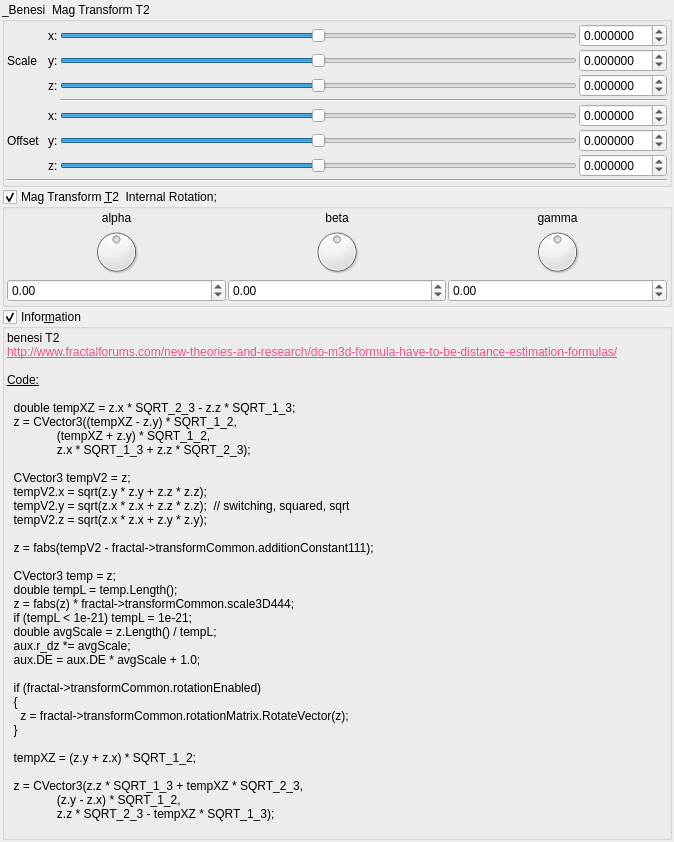
This is mandelbulber2/qt_data/fractal_transf_benesi_T2.ui in buddhi1980/mandelbulber2 as Qt 5 draws it before an edit. The edited form follows.
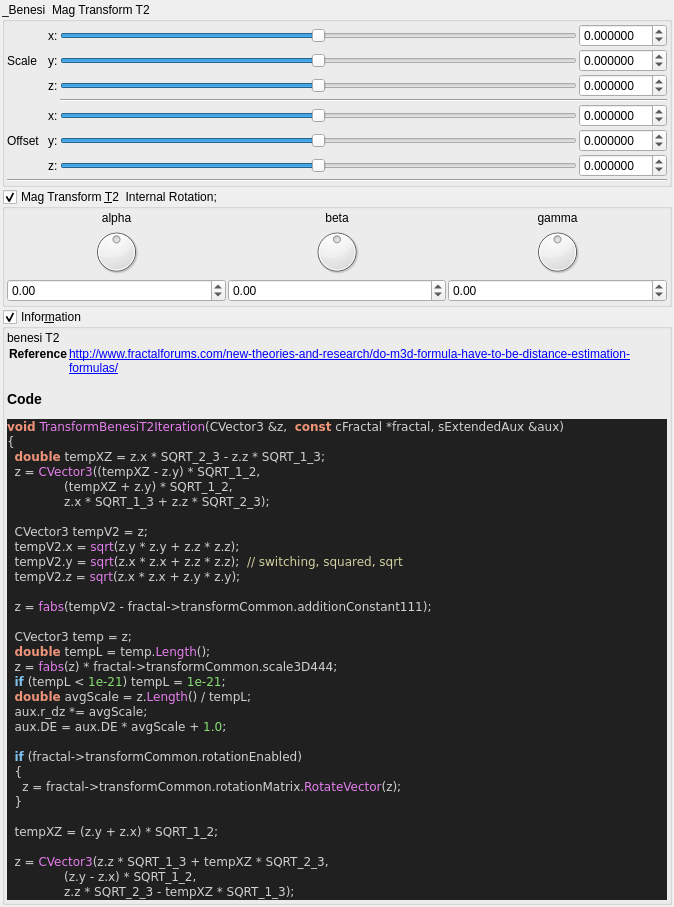
This is the edited form. Custom widgets are drawn as their Qt base class.

Commit message:
added all transforms information boxes
now all formulas can be parsed.

@buddhi do you got a reference for Xenodreambuie formula?

Patch:
```diff
--- a/mandelbulber2/qt_data/fractal_transf_benesi_T2.ui
+++ b/mandelbulber2/qt_data/fractal_transf_benesi_T2.ui
@@ -653,46 +653,55 @@
       <item>
        <widget class="QLabel" name="label_4">
         <property name="text">
-         <string>&lt;!DOCTYPE HTML PUBLIC &quot;-//W3C//DTD HTML 4.0//EN&quot; &quot;http://www.w3.org/TR/REC-html40/strict.dtd&quot;&gt;
-&lt;html&gt;&lt;head&gt;&lt;meta name=&quot;qrichtext&quot; content=&quot;1&quot; /&gt;&lt;style type=&quot;text/css&quot;&gt;
-p, li { white-space: pre-wrap; }
-&lt;/style&gt;&lt;/head&gt;&lt;body&gt;
-&lt;p style=&quot; margin-top:0px; margin-bottom:0px; margin-left:0px; margin-right:0px; -qt-block-indent:0; text-indent:0px;&quot;&gt;benesi T2&lt;/p&gt;
-&lt;p style=&quot; margin-top:0px; margin-bottom:0px; margin-left:0px; margin-right:0px; -qt-block-indent:0; text-indent:0px;&quot;&gt;&lt;a href=&quot;http://www.fractalforums.com/new-theories-and-research/do-m3d-formula-have-to-be-distance-estimation-formulas/&quot;&gt;&lt;span style=&quot; text-decoration: underline; color:#e85290;&quot;&gt;http://www.fractalforums.com/new-theories-and-research/do-m3d-formula-have-to-be-distance-estimation-formulas/&lt;/span&gt;&lt;/a&gt;&lt;/p&gt;
-&lt;p style=&quot;-qt-paragraph-type:empty; margin-top:0px; margin-bottom:0px; margin-left:0px; margin-right:0px; -qt-block-indent:0; text-indent:0px;&quot;&gt;&lt;br /&gt;&lt;/p&gt;
-&lt;p style=&quot; margin-top:0px; margin-bottom:0px; margin-left:0px; margin-right:0px; -qt-block-indent:0; text-indent:0px;&quot;&gt;&lt;span style=&quot; text-decoration: underline;&quot;&gt;Code:&lt;/span&gt;&lt;/p&gt;
-&lt;p style=&quot;-qt-paragraph-type:empty; margin-top:0px; margin-bottom:0px; margin-left:0px; margin-right:0px; -qt-block-indent:0; text-indent:0px; text-decoration: underline;&quot;&gt;&lt;br /&gt;&lt;/p&gt;
-&lt;p style=&quot; margin-top:0px; margin-bottom:0px; margin-left:0px; margin-right:0px; -qt-block-indent:0; text-indent:0px;&quot;&gt;  double tempXZ = z.x * SQRT_2_3 - z.z * SQRT_1_3;&lt;/p&gt;
-&lt;p style=&quot; margin-top:0px; margin-bottom:0px; margin-left:0px; margin-right:0px; -qt-block-indent:0; text-indent:0px;&quot;&gt;  z = CVector3((tempXZ - z.y) * SQRT_1_2,&lt;/p&gt;
-&lt;p style=&quot; margin-top:0px; margin-bottom:0px; margin-left:0px; margin-right:0px; -qt-block-indent:0; text-indent:0px;&quot;&gt;               (tempXZ + z.y) * SQRT_1_2,&lt;/p&gt;
-&lt;p style=&quot; margin-top:0px; margin-bottom:0px; margin-left:0px; margin-right:0px; -qt-block-indent:0; text-indent:0px;&quot;&gt;               z.x * SQRT_1_3 + z.z * SQRT_2_3);&lt;/p&gt;
-&lt;p style=&quot;-qt-paragraph-type:empty; margin-top:0px; margin-bottom:0px; margin-left:0px; margin-right:0px; -qt-block-indent:0; text-indent:0px;&quot;&gt;&lt;br /&gt;&lt;/p&gt;
-&lt;p style=&quot; margin-top:0px; margin-bottom:0px; margin-left:0px; margin-right:0px; -qt-block-indent:0; text-indent:0px;&quot;&gt;  CVector3 tempV2 = z;&lt;/p&gt;
-&lt;p style=&quot; margin-top:0px; margin-bottom:0px; margin-left:0px; margin-right:0px; -qt-block-indent:0; text-indent:0px;&quot;&gt;  tempV2.x = sqrt(z.y * z.y + z.z * z.z);&lt;/p&gt;
-&lt;p style=&quot; margin-top:0px; margin-bottom:0px; margin-left:0px; margin-right:0px; -qt-block-indent:0; text-indent:0px;&quot;&gt;  tempV2.y = sqrt(z.x * z.x + z.z * z.z);  // switching, squared, sqrt&lt;/p&gt;
-&lt;p style=&quot; margin-top:0px; margin-bottom:0px; margin-left:0px; margin-right:0px; -qt-block-indent:0; text-indent:0px;&quot;&gt;  tempV2.z = sqrt(z.x * z.x + z.y * z.y);&lt;/p&gt;
-&lt;p style=&quot;-qt-paragraph-type:empty; margin-top:0px; margin-bottom:0px; margin-left:0px; margin-right:0px; -qt-block-indent:0; text-indent:0px;&quot;&gt;&lt;br /&gt;&lt;/p&gt;
-&lt;p style=&quot; margin-top:0px; margin-bottom:0px; margin-left:0px; margin-right:0px; -qt-block-indent:0; text-indent:0px;&quot;&gt;  z = fabs(tempV2 - fractal-&amp;gt;transformCommon.additionConstant111);&lt;/p&gt;
-&lt;p style=&quot;-qt-paragraph-type:empty; margin-top:0px; margin-bottom:0px; margin-left:0px; margin-right:0px; -qt-block-indent:0; text-indent:0px;&quot;&gt;&lt;br /&gt;&lt;/p&gt;
-&lt;p style=&quot; margin-top:0px; margin-bottom:0px; margin-left:0px; margin-right:0px; -qt-block-indent:0; text-indent:0px;&quot;&gt;  CVector3 temp = z;&lt;/p&gt;
-&lt;p style=&quot; margin-top:0px; margin-bottom:0px; margin-left:0px; margin-right:0px; -qt-block-indent:0; text-indent:0px;&quot;&gt;  double tempL = temp.Length();&lt;/p&gt;
-&lt;p style=&quot; margin-top:0px; margin-bottom:0px; margin-left:0px; margin-right:0px; -qt-block-indent:0; text-indent:0px;&quot;&gt;  z = fabs(z) * fractal-&amp;gt;transformCommon.scale3D444;&lt;/p&gt;
-&lt;p style=&quot; margin-top:0px; margin-bottom:0px; margin-left:0px; margin-right:0px; -qt-block-indent:0; text-indent:0px;&quot;&gt;  if (tempL &amp;lt; 1e-21) tempL = 1e-21;&lt;/p&gt;
-&lt;p style=&quot; margin-top:0px; margin-bottom:0px; margin-left:0px; margin-right:0px; -qt-block-indent:0; text-indent:0px;&quot;&gt;  double avgScale = z.Length() / tempL;&lt;/p&gt;
-&lt;p style=&quot; margin-top:0px; margin-bottom:0px; margin-left:0px; margin-right:0px; -qt-block-indent:0; text-indent:0px;&quot;&gt;  aux.r_dz *= avgScale;&lt;/p&gt;
-&lt;p style=&quot; margin-top:0px; margin-bottom:0px; margin-left:0px; margin-right:0px; -qt-block-indent:0; text-indent:0px;&quot;&gt;  aux.DE = aux.DE * avgScale + 1.0;&lt;/p&gt;
-&lt;p style=&quot;-qt-paragraph-type:empty; margin-top:0px; margin-bottom:0px; margin-left:0px; margin-right:0px; -qt-block-indent:0; text-indent:0px;&quot;&gt;&lt;br /&gt;&lt;/p&gt;
-&lt;p style=&quot; margin-top:0px; margin-bottom:0px; margin-left:0px; margin-right:0px; -qt-block-indent:0; text-indent:0px;&quot;&gt;  if (fractal-&amp;gt;transformCommon.rotationEnabled)&lt;/p&gt;
-&lt;p style=&quot; margin-top:0px; margin-bottom:0px; margin-left:0px; margin-right:0px; -qt-block-indent:0; text-indent:0px;&quot;&gt;  {&lt;/p&gt;
-&lt;p style=&quot; margin-top:0px; margin-bottom:0px; margin-left:0px; margin-right:0px; -qt-block-indent:0; text-indent:0px;&quot;&gt;    z = fractal-&amp;gt;transformCommon.rotationMatrix.RotateVector(z);&lt;/p&gt;
-&lt;p style=&quot; margin-top:0px; margin-bottom:0px; margin-left:0px; margin-right:0px; -qt-block-indent:0; text-indent:0px;&quot;&gt;  }&lt;/p&gt;
-&lt;p style=&quot;-qt-paragraph-type:empty; margin-top:0px; margin-bottom:0px; margin-left:0px; margin-right:0px; -qt-block-indent:0; text-indent:0px;&quot;&gt;&lt;br /&gt;&lt;/p&gt;
-&lt;p style=&quot; margin-top:0px; margin-bottom:0px; margin-left:0px; margin-right:0px; -qt-block-indent:0; text-indent:0px;&quot;&gt;  tempXZ = (z.y + z.x) * SQRT_1_2;&lt;/p&gt;
-&lt;p style=&quot;-qt-paragraph-type:empty; margin-top:0px; margin-bottom:0px; margin-left:0px; margin-right:0px; -qt-block-indent:0; text-indent:0px;&quot;&gt;&lt;br /&gt;&lt;/p&gt;
-&lt;p style=&quot; margin-top:0px; margin-bottom:0px; margin-left:0px; margin-right:0px; -qt-block-indent:0; text-indent:0px;&quot;&gt;  z = CVector3(z.z * SQRT_1_3 + tempXZ * SQRT_2_3,&lt;/p&gt;
-&lt;p style=&quot; margin-top:0px; margin-bottom:0px; margin-left:0px; margin-right:0px; -qt-block-indent:0; text-indent:0px;&quot;&gt;               (z.y - z.x) * SQRT_1_2,&lt;/p&gt;
-&lt;p style=&quot; margin-top:0px; margin-bottom:0px; margin-left:0px; margin-right:0px; -qt-block-indent:0; text-indent:0px;&quot;&gt;               z.z * SQRT_2_3 - tempXZ * SQRT_1_3);&lt;/p&gt;
-&lt;p style=&quot;-qt-paragraph-type:empty; margin-top:0px; margin-bottom:0px; margin-left:0px; margin-right:0px; -qt-block-indent:0; text-indent:0px;&quot;&gt;&lt;br /&gt;&lt;/p&gt;&lt;/body&gt;&lt;/html&gt;</string>
+         <string>&lt;p&gt;benesi T2&lt;/p&gt;&lt;table&gt;
+&lt;tr&gt;&lt;th&gt;Reference&lt;/th&gt;&lt;td&gt;&lt;a href=&quot;http://www.fractalforums.com/new-theories-and-research/do-m3d-formula-have-to-be-distance-estimation-formulas/&quot;&gt;http://www.fractalforums.com/new-theories-and-research/do-m3d-formula-have-to-be-distance-estimation-formulas/&lt;/a&gt;&lt;/td&gt;&lt;/tr&gt;
+&lt;/table&gt;
+&lt;h3&gt;Code&lt;/h3&gt;
+&lt;!DOCTYPE HTML PUBLIC &quot;-//W3C//DTD HTML 4.0 Transitional//EN&quot;&gt;
+&lt;html&gt;
+&lt;head&gt;
+&lt;meta http-equiv=&quot;content-type&quot; content=&quot;text/html; charset=ISO-8859-1&quot;&gt;
+&lt;title&gt;Source file&lt;/title&gt;
+&lt;/head&gt;
+&lt;body style=&quot;background-color:#202020&quot;&gt;
+&lt;pre style=&quot;color:#d0d0d0; background-color:#202020;  font-family:'Courier New';&quot;&gt;&lt;span style=&quot;color:#f09479; font-weight:bold&quot;&gt;void&lt;/span&gt; &lt;span style=&quot;color:#e47eed&quot;&gt;TransformBenesiT2Iteration&lt;/span&gt;&lt;span style=&quot;color:#d0d0d0&quot;&gt;(&lt;/span&gt;CVector3 &lt;span style=&quot;color:#d0d0d0&quot;&gt;&amp;amp;&lt;/span&gt;z&lt;span style=&quot;color:#d0d0d0&quot;&gt;,&lt;/span&gt;  &lt;span style=&quot;color:#f09479; font-weight:bold&quot;&gt;const&lt;/span&gt; cFractal &lt;span style=&quot;color:#d0d0d0&quot;&gt;*&lt;/span&gt;fractal&lt;span style=&quot;color:#d0d0d0&quot;&gt;,&lt;/span&gt; sExtendedAux &lt;span style=&quot;color:#d0d0d0&quot;&gt;&amp;amp;&lt;/span&gt;aux&lt;span style=&quot;color:#d0d0d0&quot;&gt;)&lt;/span&gt;
+&lt;span style=&quot;color:#d0d0d0&quot;&gt;{&lt;/span&gt;
+  &lt;span style=&quot;color:#f09479; font-weight:bold&quot;&gt;double&lt;/span&gt; tempXZ &lt;span style=&quot;color:#d0d0d0&quot;&gt;=&lt;/span&gt; z&lt;span style=&quot;color:#d0d0d0&quot;&gt;.&lt;/span&gt;x &lt;span style=&quot;color:#d0d0d0&quot;&gt;*&lt;/span&gt; SQRT_2_3 &lt;span style=&quot;color:#d0d0d0&quot;&gt;-&lt;/span&gt; z&lt;span style=&quot;color:#d0d0d0&quot;&gt;.&lt;/span&gt;z &lt;span style=&quot;color:#d0d0d0&quot;&gt;*&lt;/span&gt; SQRT_1_3&lt;span style=&quot;color:#d0d0d0&quot;&gt;;&lt;/span&gt;
+  z &lt;span style=&quot;color:#d0d0d0&quot;&gt;=&lt;/span&gt; &lt;span style=&quot;color:#e47eed&quot;&gt;CVector3&lt;/span&gt;&lt;span style=&quot;color:#d0d0d0&quot;&gt;((&lt;/span&gt;tempXZ &lt;span style=&quot;color:#d0d0d0&quot;&gt;-&lt;/span&gt; z&lt;span style=&quot;color:#d0d0d0&quot;&gt;.&lt;/span&gt;y&lt;span style=&quot;color:#d0d0d0&quot;&gt;) *&lt;/span&gt; SQRT_1_2&lt;span style=&quot;color:#d0d0d0&quot;&gt;,&lt;/span&gt;
+               &lt;span style=&quot;color:#d0d0d0&quot;&gt;(&lt;/span&gt;tempXZ &lt;span style=&quot;color:#d0d0d0&quot;&gt;+&lt;/span&gt; z&lt;span style=&quot;color:#d0d0d0&quot;&gt;.&lt;/span&gt;y&lt;span style=&quot;color:#d0d0d0&quot;&gt;) *&lt;/span&gt; SQRT_1_2&lt;span style=&quot;color:#d0d0d0&quot;&gt;,&lt;/span&gt;
+               z&lt;span style=&quot;color:#d0d0d0&quot;&gt;.&lt;/span&gt;x &lt;span style=&quot;color:#d0d0d0&quot;&gt;*&lt;/span&gt; SQRT_1_3 &lt;span style=&quot;color:#d0d0d0&quot;&gt;+&lt;/span&gt; z&lt;span style=&quot;color:#d0d0d0&quot;&gt;.&lt;/span&gt;z &lt;span style=&quot;color:#d0d0d0&quot;&gt;*&lt;/span&gt; SQRT_2_3&lt;span style=&quot;color:#d0d0d0&quot;&gt;);&lt;/span&gt;
+
+  CVector3 tempV2 &lt;span style=&quot;color:#d0d0d0&quot;&gt;=&lt;/span&gt; z&lt;span style=&quot;color:#d0d0d0&quot;&gt;;&lt;/span&gt;
+  tempV2&lt;span style=&quot;color:#d0d0d0&quot;&gt;.&lt;/span&gt;x &lt;span style=&quot;color:#d0d0d0&quot;&gt;=&lt;/span&gt; &lt;span style=&quot;color:#e47eed&quot;&gt;sqrt&lt;/span&gt;&lt;span style=&quot;color:#d0d0d0&quot;&gt;(&lt;/span&gt;z&lt;span style=&quot;color:#d0d0d0&quot;&gt;.&lt;/span&gt;y &lt;span style=&quot;color:#d0d0d0&quot;&gt;*&lt;/span&gt; z&lt;span style=&quot;color:#d0d0d0&quot;&gt;.&lt;/span&gt;y &lt;span style=&quot;color:#d0d0d0&quot;&gt;+&lt;/span&gt; z&lt;span style=&quot;color:#d0d0d0&quot;&gt;.&lt;/span&gt;z &lt;span style=&quot;color:#d0d0d0&quot;&gt;*&lt;/span&gt; z&lt;span style=&quot;color:#d0d0d0&quot;&gt;.&lt;/span&gt;z&lt;span style=&quot;color:#d0d0d0&quot;&gt;);&lt;/span&gt;
+  tempV2&lt;span style=&quot;color:#d0d0d0&quot;&gt;.&lt;/span&gt;y &lt;span style=&quot;color:#d0d0d0&quot;&gt;=&lt;/span&gt; &lt;span style=&quot;color:#e47eed&quot;&gt;sqrt&lt;/span&gt;&lt;span style=&quot;color:#d0d0d0&quot;&gt;(&lt;/span&gt;z&lt;span style=&quot;color:#d0d0d0&quot;&gt;.&lt;/span&gt;x &lt;span style=&quot;color:#d0d0d0&quot;&gt;*&lt;/span&gt; z&lt;span style=&quot;color:#d0d0d0&quot;&gt;.&lt;/span&gt;x &lt;span style=&quot;color:#d0d0d0&quot;&gt;+&lt;/span&gt; z&lt;span style=&quot;color:#d0d0d0&quot;&gt;.&lt;/span&gt;z &lt;span style=&quot;color:#d0d0d0&quot;&gt;*&lt;/span&gt; z&lt;span style=&quot;color:#d0d0d0&quot;&gt;.&lt;/span&gt;z&lt;span style=&quot;color:#d0d0d0&quot;&gt;);&lt;/span&gt;  &lt;span style=&quot;color:#d0d0a0&quot;&gt;// switching, squared, sqrt&lt;/span&gt;
+  tempV2&lt;span style=&quot;color:#d0d0d0&quot;&gt;.&lt;/span&gt;z &lt;span style=&quot;color:#d0d0d0&quot;&gt;=&lt;/span&gt; &lt;span style=&quot;color:#e47eed&quot;&gt;sqrt&lt;/span&gt;&lt;span style=&quot;color:#d0d0d0&quot;&gt;(&lt;/span&gt;z&lt;span style=&quot;color:#d0d0d0&quot;&gt;.&lt;/span&gt;x &lt;span style=&quot;color:#d0d0d0&quot;&gt;*&lt;/span&gt; z&lt;span style=&quot;color:#d0d0d0&quot;&gt;.&lt;/span&gt;x &lt;span style=&quot;color:#d0d0d0&quot;&gt;+&lt;/span&gt; z&lt;span style=&quot;color:#d0d0d0&quot;&gt;.&lt;/span&gt;y &lt;span style=&quot;color:#d0d0d0&quot;&gt;*&lt;/span&gt; z&lt;span style=&quot;color:#d0d0d0&quot;&gt;.&lt;/span&gt;y&lt;span style=&quot;color:#d0d0d0&quot;&gt;);&lt;/span&gt;
+
+  z &lt;span style=&quot;color:#d0d0d0&quot;&gt;=&lt;/span&gt; &lt;span style=&quot;color:#e47eed&quot;&gt;fabs&lt;/span&gt;&lt;span style=&quot;color:#d0d0d0&quot;&gt;(&lt;/span&gt;tempV2 &lt;span style=&quot;color:#d0d0d0&quot;&gt;-&lt;/span&gt; fractal&lt;span style=&quot;color:#d0d0d0&quot;&gt;-&amp;gt;&lt;/span&gt;transformCommon&lt;span style=&quot;color:#d0d0d0&quot;&gt;.&lt;/span&gt;additionConstant111&lt;span style=&quot;color:#d0d0d0&quot;&gt;);&lt;/span&gt;
+
+  CVector3 temp &lt;span style=&quot;color:#d0d0d0&quot;&gt;=&lt;/span&gt; z&lt;span style=&quot;color:#d0d0d0&quot;&gt;;&lt;/span&gt;
+  &lt;span style=&quot;color:#f09479; font-weight:bold&quot;&gt;double&lt;/span&gt; tempL &lt;span style=&quot;color:#d0d0d0&quot;&gt;=&lt;/span&gt; temp&lt;span style=&quot;color:#d0d0d0&quot;&gt;.&lt;/span&gt;&lt;span style=&quot;color:#e47eed&quot;&gt;Length&lt;/span&gt;&lt;span style=&quot;color:#d0d0d0&quot;&gt;();&lt;/span&gt;
+  z &lt;span style=&quot;color:#d0d0d0&quot;&gt;=&lt;/span&gt; &lt;span style=&quot;color:#e47eed&quot;&gt;fabs&lt;/span&gt;&lt;span style=&quot;color:#d0d0d0&quot;&gt;(&lt;/span&gt;z&lt;span style=&quot;color:#d0d0d0&quot;&gt;) *&lt;/span&gt; fractal&lt;span style=&quot;color:#d0d0d0&quot;&gt;-&amp;gt;&lt;/span&gt;transformCommon&lt;span style=&quot;color:#d0d0d0&quot;&gt;.&lt;/span&gt;scale3D444&lt;span style=&quot;color:#d0d0d0&quot;&gt;;&lt;/span&gt;
+  &lt;span style=&quot;color:#7ec0ee; font-weight:bold&quot;&gt;if&lt;/span&gt; &lt;span style=&quot;color:#d0d0d0&quot;&gt;(&lt;/span&gt;tempL &lt;span style=&quot;color:#d0d0d0&quot;&gt;&amp;lt;&lt;/span&gt; &lt;span style=&quot;color:#87df71&quot;&gt;1e-21&lt;/span&gt;&lt;span style=&quot;color:#d0d0d0&quot;&gt;)&lt;/span&gt; tempL &lt;span style=&quot;color:#d0d0d0&quot;&gt;=&lt;/span&gt; &lt;span style=&quot;color:#87df71&quot;&gt;1e-21&lt;/span&gt;&lt;span style=&quot;color:#d0d0d0&quot;&gt;;&lt;/span&gt;
+  &lt;span style=&quot;color:#f09479; font-weight:bold&quot;&gt;double&lt;/span&gt; avgScale &lt;span style=&quot;color:#d0d0d0&quot;&gt;=&lt;/span&gt; z&lt;span style=&quot;color:#d0d0d0&quot;&gt;.&lt;/span&gt;&lt;span style=&quot;color:#e47eed&quot;&gt;Length&lt;/span&gt;&lt;span style=&quot;color:#d0d0d0&quot;&gt;() /&lt;/span&gt; tempL&lt;span style=&quot;color:#d0d0d0&quot;&gt;;&lt;/span&gt;
+  aux&lt;span style=&quot;color:#d0d0d0&quot;&gt;.&lt;/span&gt;r_dz &lt;span style=&quot;color:#d0d0d0&quot;&gt;*=&lt;/span&gt; avgScale&lt;span style=&quot;color:#d0d0d0&quot;&gt;;&lt;/span&gt;
+  aux&lt;span style=&quot;color:#d0d0d0&quot;&gt;.&lt;/span&gt;DE &lt;span style=&quot;color:#d0d0d0&quot;&gt;=&lt;/span&gt; aux&lt;span style=&quot;color:#d0d0d0&quot;&gt;.&lt;/span&gt;DE &lt;span style=&quot;color:#d0d0d0&quot;&gt;*&lt;/span&gt; avgScale &lt;span style=&quot;color:#d0d0d0&quot;&gt;+&lt;/span&gt; &lt;span style=&quot;color:#87df71&quot;&gt;1.0&lt;/span&gt;&lt;span style=&quot;color:#d0d0d0&quot;&gt;;&lt;/span&gt;
+
+  &lt;span style=&quot;color:#7ec0ee; font-weight:bold&quot;&gt;if&lt;/span&gt; &lt;span style=&quot;color:#d0d0d0&quot;&gt;(&lt;/span&gt;fractal&lt;span style=&quot;color:#d0d0d0&quot;&gt;-&amp;gt;&lt;/span&gt;transformCommon&lt;span style=&quot;color:#d0d0d0&quot;&gt;.&lt;/span&gt;rotationEnabled&lt;span style=&quot;color:#d0d0d0&quot;&gt;)&lt;/span&gt;
+  &lt;span style=&quot;color:#d0d0d0&quot;&gt;{&lt;/span&gt;
+    z &lt;span style=&quot;color:#d0d0d0&quot;&gt;=&lt;/span&gt; fractal&lt;span style=&quot;color:#d0d0d0&quot;&gt;-&amp;gt;&lt;/span&gt;transformCommon&lt;span style=&quot;color:#d0d0d0&quot;&gt;.&lt;/span&gt;rotationMatrix&lt;span style=&quot;color:#d0d0d0&quot;&gt;.&lt;/span&gt;&lt;span style=&quot;color:#e47eed&quot;&gt;RotateVector&lt;/span&gt;&lt;span style=&quot;color:#d0d0d0&quot;&gt;(&lt;/span&gt;z&lt;span style=&quot;color:#d0d0d0&quot;&gt;);&lt;/span&gt;
+  &lt;span style=&quot;color:#d0d0d0&quot;&gt;}&lt;/span&gt;
+
+  tempXZ &lt;span style=&quot;color:#d0d0d0&quot;&gt;= (&lt;/span&gt;z&lt;span style=&quot;color:#d0d0d0&quot;&gt;.&lt;/span&gt;y &lt;span style=&quot;color:#d0d0d0&quot;&gt;+&lt;/span&gt; z&lt;span style=&quot;color:#d0d0d0&quot;&gt;.&lt;/span&gt;x&lt;span style=&quot;color:#d0d0d0&quot;&gt;) *&lt;/span&gt; SQRT_1_2&lt;span style=&quot;color:#d0d0d0&quot;&gt;;&lt;/span&gt;
+
+  z &lt;span style=&quot;color:#d0d0d0&quot;&gt;=&lt;/span&gt; &lt;span style=&quot;color:#e47eed&quot;&gt;CVector3&lt;/span&gt;&lt;span style=&quot;color:#d0d0d0&quot;&gt;(&lt;/span&gt;z&lt;span style=&quot;color:#d0d0d0&quot;&gt;.&lt;/span&gt;z &lt;span style=&quot;color:#d0d0d0&quot;&gt;*&lt;/span&gt; SQRT_1_3 &lt;span style=&quot;color:#d0d0d0&quot;&gt;+&lt;/span&gt; tempXZ &lt;span style=&quot;color:#d0d0d0&quot;&gt;*&lt;/span&gt; SQRT_2_3&lt;span style=&quot;color:#d0d0d0&quot;&gt;,&lt;/span&gt;
+               &lt;span style=&quot;color:#d0d0d0&quot;&gt;(&lt;/span&gt;z&lt;span style=&quot;color:#d0d0d0&quot;&gt;.&lt;/span&gt;y &lt;span style=&quot;color:#d0d0d0&quot;&gt;-&lt;/span&gt; z&lt;span style=&quot;color:#d0d0d0&quot;&gt;.&lt;/span&gt;x&lt;span style=&quot;color:#d0d0d0&quot;&gt;) *&lt;/span&gt; SQRT_1_2&lt;span style=&quot;color:#d0d0d0&quot;&gt;,&lt;/span&gt;
+               z&lt;span style=&quot;color:#d0d0d0&quot;&gt;.&lt;/span&gt;z &lt;span style=&quot;color:#d0d0d0&quot;&gt;*&lt;/span&gt; SQRT_2_3 &lt;span style=&quot;color:#d0d0d0&quot;&gt;-&lt;/span&gt; tempXZ &lt;span style=&quot;color:#d0d0d0&quot;&gt;*&lt;/span&gt; SQRT_1_3&lt;span style=&quot;color:#d0d0d0&quot;&gt;);&lt;/span&gt;
+&lt;span style=&quot;color:#d0d0d0&quot;&gt;}&lt;/span&gt;
+&lt;/pre&gt;
+&lt;/body&gt;
+&lt;/html&gt;
+&lt;!--HTML generated by highlight 3.9, http://www.andre-simon.de/--&gt;
+</string>
         </property>
         <property name="wordWrap">
          <bool>true</bool>
```
Left out of the diff: 2 changed lines with no effect on the pictures. The commit also changes 75 other files.
